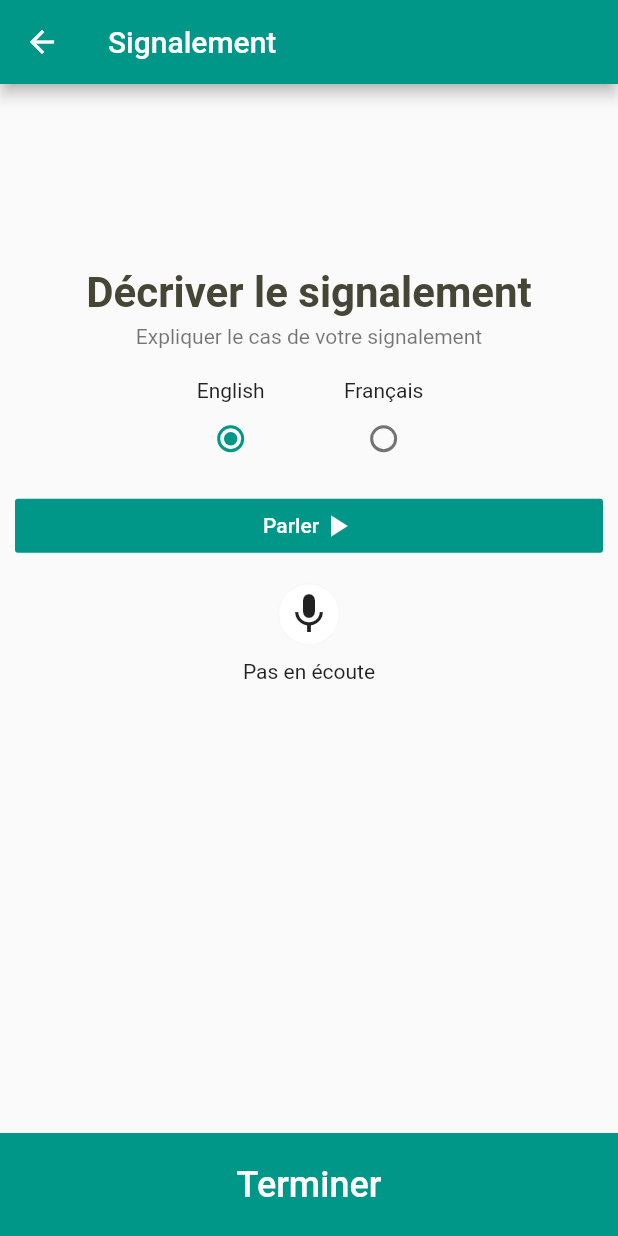
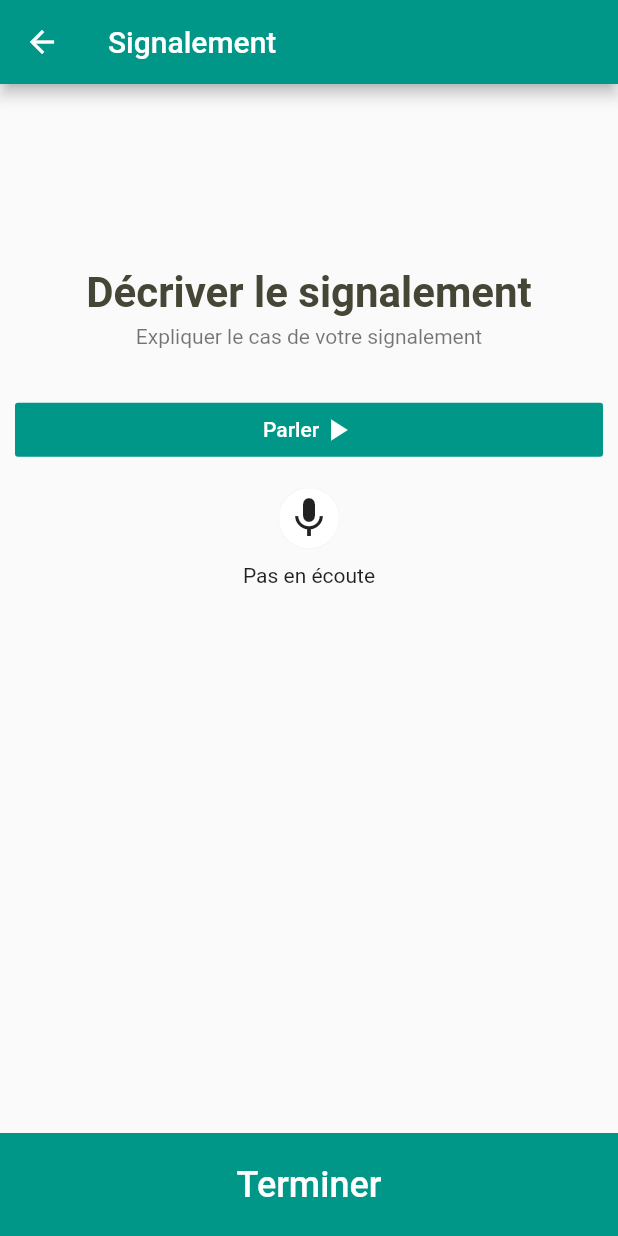
Before and after one commit to Kaody-Builder/covid-19-mobile, a Flutter app: the QuestionnairePage screen opened directly, on a phone screen of 412 x 824 dp. Run offline on Flutter 3.47's test engine with Material 2 defaults, Android fonts, the phone set to English and light mode, and no system bars; our stand-ins replace speech_to_text; Roboto replaces fonts that are missing (Arial).

Commit message:
remove MLang

```diff
--- a/lib/Pages/questionnaire.dart
+++ b/lib/Pages/questionnaire.dart
@@ -89,63 +89,10 @@ class _QuestionnairePage extends State<QuestionnairePage>{
                       style: TextStyle(color: Colors.black54),
                     ),
                   ),
-                  Container(
-                    alignment: Alignment.center,
-                    margin: EdgeInsets.only(top:15),
-                    child: Row(
-                      mainAxisAlignment: MainAxisAlignment.center,
-                      children: <Widget>[
-                        Container(
-                          margin: EdgeInsets.only(right: MediaQuery.of(context).size.width/16),
-                          alignment: Alignment.centerLeft,
-                          child:  Column(
-                            children: <Widget>[
-                              Text("English"),
-                              Radio(
-                                groupValue: radioval,
-                                value: 0,
-                                onChanged: (int value){
-                                  setState(() {
-                                    radioval = value;
-                                    _langueID = "en_US";
-                                  });
-                                  print(value);
-                                },
-                              )
-                            ],
-                          ),
-                        ),
-
-                        Container(
-                          margin: EdgeInsets.only(left: MediaQuery.of(context).size.width/16),
-                          alignment: Alignment.centerRight,
-                          child: Column(
-                            children: <Widget>[
-                              Text("Français"),
-                              Radio(
-                                groupValue: radioval,
-                                value: 1,
-                                onChanged: (int value){
-                                  setState(() {
-                                    radioval = value;
-                                    _langueID = "fr_FR";
-
-                                  });
-                                  print(value);
-                                },
-                              )
-                            ],
-                        )
-                        )
 
 
-
-                      ],
-                    )
-                  ),
-
                   Container(
-                    margin: EdgeInsets.only(top:10, bottom: 15, left: 10, right: 10),
+                    margin: EdgeInsets.only(top:25, bottom: 15, left: 10, right: 10),
 
                     child: FlatButton(
                       color: Colors.teal,
```
